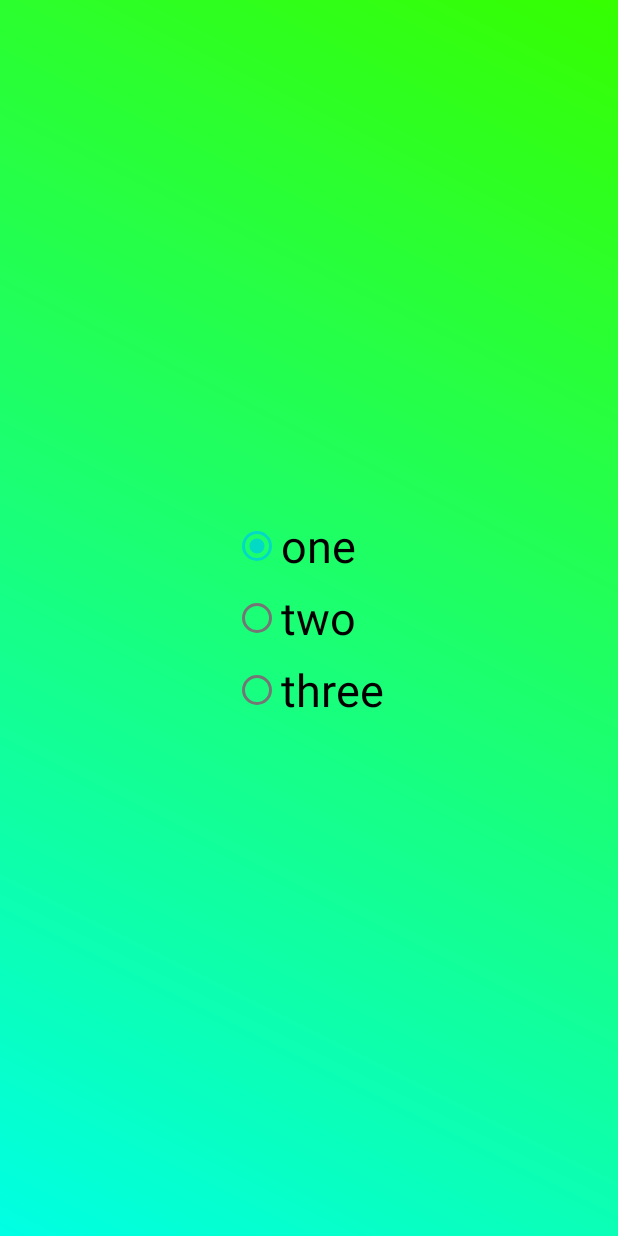
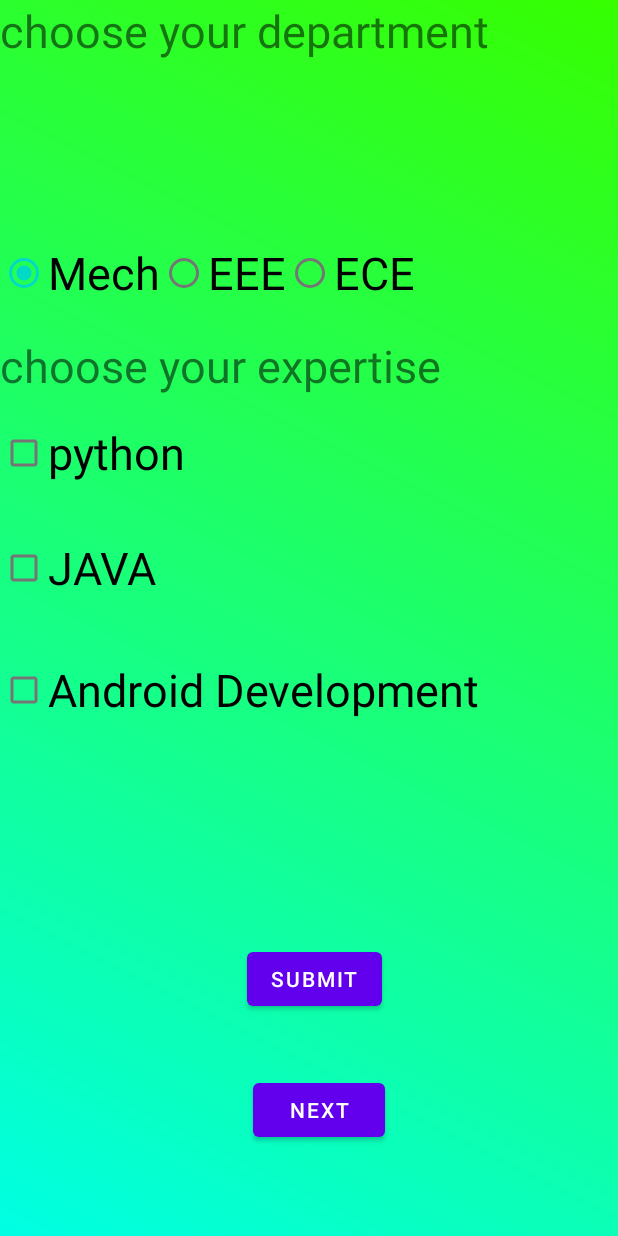
Before and after one commit to Aadhiarc/TestAppliction, an Android app: the Activity3 screen opened directly, with no data from a screen before it, on a phone screen of 412 x 824 dp. Run offline under Robolectric (Android 15) with nearby library versions, the phone set to English and light mode, and no system bars.

Commit message:
commit 7

```diff
--- a/app/src/main/java/com/example/testappliction/Activity3.java
+++ b/app/src/main/java/com/example/testappliction/Activity3.java
@@ -2,13 +2,128 @@ package com.example.testappliction;
 
 import androidx.appcompat.app.AppCompatActivity;
 
+import android.content.Intent;
 import android.os.Bundle;
+import android.view.View;
+import android.widget.Button;
+import android.widget.CheckBox;
+import android.widget.RadioButton;
+import android.widget.RadioGroup;
+import android.widget.TextView;
+
+import java.util.ArrayList;
 
 public class Activity3 extends AppCompatActivity {
+         RadioGroup radioGroup;
+         RadioButton radioButton1,radioButton2,radioButton3;
+         CheckBox checkBox1,checkBox2,checkBox3;
+         ArrayList<String> result;
+         Button rButton;
+         TextView rview;
+         Button next;
 
     @Override
     protected void onCreate(Bundle savedInstanceState) {
         super.onCreate(savedInstanceState);
         setContentView(R.layout.activity_3);
+        initial();
+    }
+    void initial(){
+        radioGroup=findViewById(R.id.radioGroup);
+        radioButton1=findViewById(R.id.radioButton1);
+        radioButton2=findViewById(R.id.radioButton2);
+        radioButton3=findViewById(R.id.radioButton3);
+        checkBox1=findViewById(R.id.cb1);
+        checkBox1=findViewById(R.id.cb1);
+        checkBox1=findViewById(R.id.cb1);
+        rButton=findViewById(R.id.resultBtn);
+        rview=findViewById(R.id.resultView);
+        result = new ArrayList<String>();
+        next=findViewById(R.id.buttonNext);
+        next.setOnClickListener(new View.OnClickListener() {
+            @Override
+            public void onClick(View view) {
+                openActivity4();
+            }
+        });
+    }
+    void openActivity4(){
+        Intent intent=new Intent(this,Activity4.class);
+        startActivity(intent);
+    }
+
+    void click(){
+        radioButton1.setOnClickListener(new View.OnClickListener() {
+            @Override
+            public void onClick(View view) {
+                if(radioButton1.isChecked()){
+                       result.add("Mech");
+                }else{
+                      result.remove("Mech");
+                }
+            }
+        });
+        radioButton2.setOnClickListener(new View.OnClickListener() {
+            @Override
+            public void onClick(View view) {
+                if(radioButton2.isChecked()){
+                    result.add("EEE");
+                }else{
+                   result.remove("EEE");
+                }
+            }
+        });
+        radioButton3.setOnClickListener(new View.OnClickListener() {
+            @Override
+            public void onClick(View view) {
+                if(radioButton3.isChecked()){
+                      result.add("ECE");
+                }else{
+                      result.remove("ECE");
+                }
+            }
+        });
+        checkBox1.setOnClickListener(new View.OnClickListener() {
+            @Override
+            public void onClick(View view) {
+                if(checkBox1.isChecked()){
+                    result.add("JAVA");
+                }else{
+                    result.remove("JAVA");
+                }
+            }
+        });
+        checkBox2.setOnClickListener(new View.OnClickListener() {
+            @Override
+            public void onClick(View view) {
+                if(checkBox2.isChecked()){
+                     result.add("Python");
+                }else{
+                     result.remove("Python");
+                }
+            }
+        });
+        checkBox3.setOnClickListener(new View.OnClickListener() {
+            @Override
+            public void onClick(View view) {
+                if(checkBox3.isChecked()){
+                   result.add("Android Development");
+                }else{
+                    result.remove("Android Development");
+                }
+            }
+        });
+        rButton.setOnClickListener(new View.OnClickListener() {
+            @Override
+            public void onClick(View view) {
+                StringBuilder stringBuilder = new StringBuilder();
+                for(String s:result){
+                    stringBuilder.append(s).append("\n");
+                    rview.setText(stringBuilder.toString());
+                    rview.setEnabled(false);
+
+                }
+            }
+        });
     }
 }
--- a/app/src/main/res/layout/activity_3.xml
+++ b/app/src/main/res/layout/activity_3.xml
@@ -4,33 +4,116 @@
     xmlns:tools="http://schemas.android.com/tools"
     android:layout_width="match_parent"
     android:layout_height="match_parent"
-    tools:context=".Activity3"
-    android:background="@drawable/gradient3">
+    android:background="@drawable/gradient3"
+    tools:context=".Activity3">
 
     <RadioGroup
-        android:layout_width="wrap_content"
+        android:id="@+id/radioGroup"
+        android:layout_width="match_parent"
         android:layout_height="wrap_content"
-        android:layout_centerInParent="true">
+        android:layout_alignParentBottom="true"
+        android:layout_marginBottom="618dp"
+        android:orientation="horizontal">
 
         <RadioButton
             android:id="@+id/radioButton1"
             android:layout_width="wrap_content"
             android:layout_height="wrap_content"
-            android:text="one"
-            android:textSize="30sp"
-            android:checked="true"></RadioButton>
+            android:checked="true"
+            android:text="Mech"
+            android:textSize="30sp" />
+
         <RadioButton
             android:id="@+id/radioButton2"
             android:layout_width="wrap_content"
             android:layout_height="wrap_content"
-            android:text="two"
-            android:textSize="30sp"></RadioButton>
+            android:text="EEE"
+            android:textSize="30sp" />
 
         <RadioButton
             android:id="@+id/radioButton3"
             android:layout_width="wrap_content"
             android:layout_height="wrap_content"
-            android:text="three"
-            android:textSize="30sp"></RadioButton>
+            android:text="ECE"
+            android:textSize="30sp" />
     </RadioGroup>
+
+    <CheckBox
+        android:id="@+id/cb1"
+        android:layout_width="wrap_content"
+        android:layout_height="wrap_content"
+        android:layout_alignParentBottom="true"
+        android:layout_marginTop="28dp"
+        android:layout_marginBottom="421dp"
+        android:text="JAVA"
+        android:textSize="30sp" />
+
+    <CheckBox
+        android:id="@+id/cb2"
+        android:layout_width="wrap_content"
+        android:layout_height="wrap_content"
+        android:layout_alignParentBottom="true"
+        android:layout_marginTop="60dp"
+        android:layout_marginBottom="498dp"
+        android:text="python"
+        android:textSize="30sp" />
+
+    <CheckBox
+        android:id="@+id/cb3"
+        android:layout_width="wrap_content"
+        android:layout_height="wrap_content"
+        android:layout_alignParentBottom="true"
+        android:layout_marginTop="60dp"
+        android:layout_marginBottom="340dp"
+        android:text="Android Development"
+        android:textSize="30sp" />
+
+    <TextView
+        android:id="@+id/tv1"
+        android:layout_width="wrap_content"
+        android:layout_height="wrap_content"
+        android:text="choose your department"
+        android:textSize="30sp" />
+
+    <TextView
+        android:id="@+id/tv2"
+        android:layout_width="wrap_content"
+        android:layout_height="wrap_content"
+        android:layout_alignParentBottom="true"
+        android:layout_marginBottom="560dp"
+        android:text="choose your expertise"
+        android:textSize="30sp" />
+
+    <TextView
+        android:id="@+id/resultView"
+        android:layout_width="wrap_content"
+        android:layout_height="wrap_content"
+        android:layout_alignParentEnd="true"
+        android:layout_alignParentBottom="true"
+        android:layout_marginEnd="214dp"
+        android:layout_marginBottom="274dp"
+        android:textSize="40sp"
+        android:textColor="@color/black"
+         />
+
+    <Button
+        android:id="@+id/resultBtn"
+        android:layout_width="wrap_content"
+        android:layout_height="wrap_content"
+        android:layout_alignParentEnd="true"
+        android:layout_alignParentBottom="true"
+        android:layout_marginEnd="157dp"
+        android:layout_marginBottom="147dp"
+        android:text="Submit" />
+
+    <Button
+        android:id="@+id/buttonNext"
+        android:layout_width="wrap_content"
+        android:layout_height="wrap_content"
+        android:layout_alignParentEnd="true"
+        android:layout_alignParentBottom="true"
+        android:layout_marginEnd="155dp"
+        android:layout_marginBottom="60dp"
+        android:text="Next" />
+
 </RelativeLayout>
```
Also changed, not shown: app/src/main/AndroidManifest.xml (+7 -1 lines), app/src/main/java/com/example/testappliction/Activity4.java (added, +14 -0 lines), app/src/main/res/drawable/thumb.xml (added, +21 -0 lines), app/src/main/res/drawable/track.xml (added, +23 -0 lines), app/src/main/res/layout/activity_4.xml (added, +20 -0 lines).
